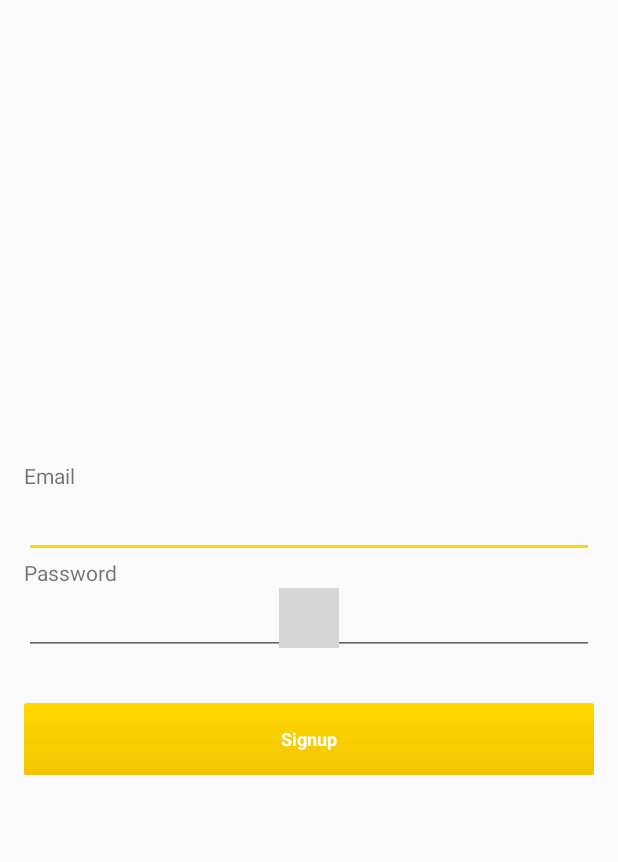
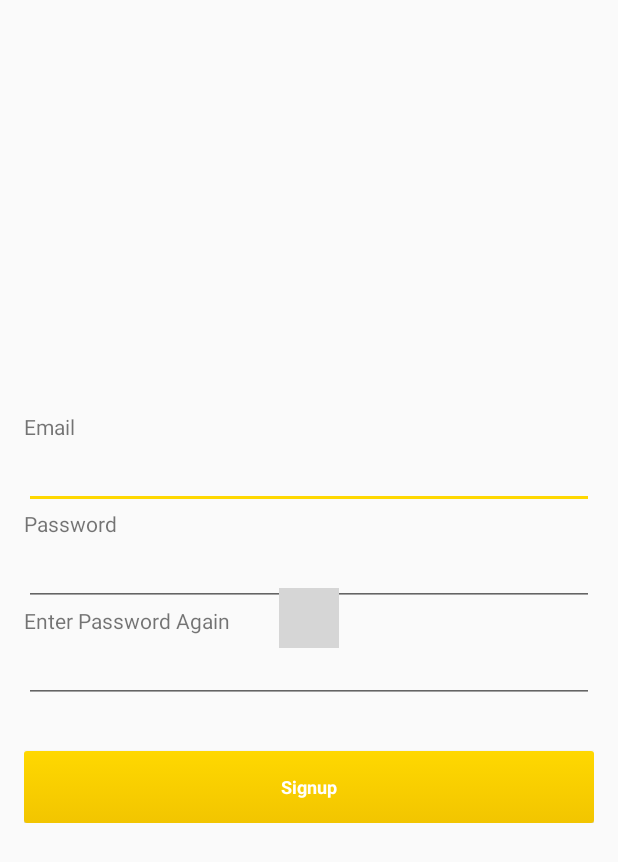
Before and after one commit to cherriewang/itp-341-final-project, an Android app: the SignupActivity screen opened directly, with no data from a screen before it, after a tap on "Signup", on a phone screen of 412 x 824 dp. Shown: the top 862 px of the screen. Run offline under Robolectric (Android 15) with nearby library versions, the phone set to English and light mode, and no system bars; our stand-ins replace Firebase (no records; nobody signed in at launch, a user with empty details on screens opened directly); libraries missing offline, so code that uses them is left out: com.github.rahatarmanahmed.cpv; plain views replace CircularProgressView; 3 statements that could not run were skipped; grey boxes are pictures that could not be loaded.

Commit message:
password checking feature

```diff
--- a/app/src/main/java/itp341/wang/cherrie/contact/SignupActivity.java
+++ b/app/src/main/java/itp341/wang/cherrie/contact/SignupActivity.java
@@ -30,6 +30,7 @@ public class SignupActivity extends AppCompatActivity {
     private Button enterButton;
     private EditText usernameEditText;
     private EditText passEditText;
+    private EditText passEditTextAgain;
     private User myUser;
     private FirebaseAuth mAuth;
     private FirebaseAuth.AuthStateListener mAuthListener;
@@ -52,6 +53,7 @@ public class SignupActivity extends AppCompatActivity {
         enterButton = (Button) findViewById(R.id.buttonEnter);
         usernameEditText = (EditText) findViewById(R.id.editTextEmail);
         passEditText = (EditText) findViewById(R.id.editTextPass);
+        passEditTextAgain = (EditText)findViewById(R.id.editTextPassAgain);
         progressView = (CircularProgressView) findViewById(R.id.progress_view);
         FirebaseAuth.getInstance().signOut();
 
@@ -92,7 +94,7 @@ public class SignupActivity extends AppCompatActivity {
         enterButton.setOnClickListener(new View.OnClickListener() {
             @Override
             public void onClick(View view) {
-                if(!hasEmptyFields()) {
+                if(!hasEmptyFields() && passwordMatches()) {
                     // Add signup to database
                     myUser.setUsername(usernameEditText.getText().toString());
                     myUser.setPassword(passEditText.getText().toString());
@@ -101,9 +103,6 @@ public class SignupActivity extends AppCompatActivity {
                     signUp();
 
 
-                } else{
-                    // print debug toast
-                    Debug.printToast("Please fill out all input fields!", getApplicationContext());
                 }
             }
         });
@@ -152,9 +151,25 @@ public class SignupActivity extends AppCompatActivity {
         if(usernameEditText.getText().toString().isEmpty() || passEditText.getText().toString().isEmpty()){
             progressView.stopAnimation();
             progressView.setVisibility(View.GONE);
+            Debug.printToast("Please fill out all input fields!", getApplicationContext());
             return true;
         } else {
             return false;
         }
     }
+
+    private boolean passwordMatches(){
+        if(passEditText.getText().toString().equals(passEditTextAgain.getText().toString())){
+            // they match
+            return true;
+        } else {
+            progressView.stopAnimation();
+            progressView.setVisibility(View.GONE);
+            Debug.printToast("Passwords do not match", getApplicationContext());
+            passEditText.setText("");
+            passEditTextAgain.setText("");
+            return false;
+        }
+    }
+
 }
--- a/app/src/main/res/layout/activity_signup.xml
+++ b/app/src/main/res/layout/activity_signup.xml
@@ -50,6 +50,17 @@
             android:inputType="textPassword"
             android:ems="10"
             android:id="@+id/editTextPass" />
+        <TextView
+            android:text="@string/passwordAgain"
+            android:layout_width="match_parent"
+            android:layout_height="wrap_content"
+            android:id="@+id/textView9" />
+        <EditText
+            android:layout_width="match_parent"
+            android:layout_height="wrap_content"
+            android:inputType="textPassword"
+            android:ems="10"
+            android:id="@+id/editTextPassAgain" />
 
         <Button
             android:text="@string/signup"
--- a/app/src/main/res/values/strings.xml
+++ b/app/src/main/res/values/strings.xml
@@ -4,6 +4,7 @@
     <string name="login">Login</string>
     <string name="signup">Signup</string>
     <string name="password">Password</string>
+    <string name="passwordAgain">Enter Password Again</string>
     <string name="email">Email</string>
     <string name="search">Search</string>
     <string name="goSearch">Go To Search</string>
```
